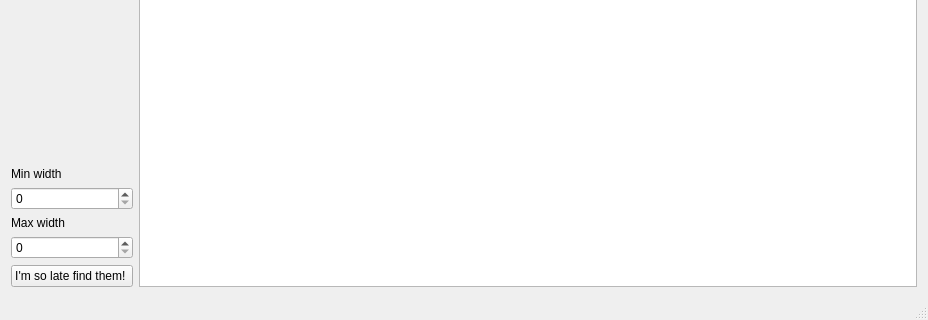
mvonthron/find-peaks, file mainwindow.ui: the form before one commit; both pictures show x 0 to 928 and y 170 to 490 of the 928 by 490 pixel window.
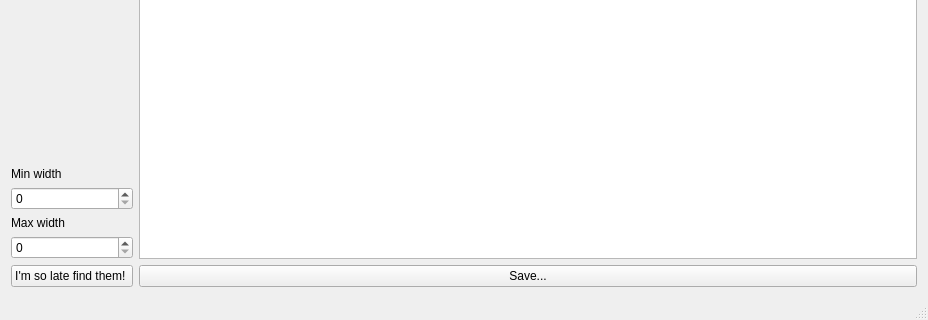
The form after the commit.

```diff
--- a/mainwindow.ui
+++ b/mainwindow.ui
@@ -70,7 +70,34 @@
      <layout class="QHBoxLayout" name="canvasLayout"/>
     </item>
     <item>
-     <widget class="QTextEdit" name="peaksText"/>
+     <layout class="QVBoxLayout" name="rightLayout">
+      <property name="sizeConstraint">
+       <enum>QLayout::SetDefaultConstraint</enum>
+      </property>
+      <item>
+       <widget class="QPlainTextEdit" name="peaksText">
+        <property name="sizePolicy">
+         <sizepolicy hsizetype="Expanding" vsizetype="Minimum">
+          <horstretch>200</horstretch>
+          <verstretch>0</verstretch>
+         </sizepolicy>
+        </property>
+        <property name="minimumSize">
+         <size>
+          <width>200</width>
+          <height>0</height>
+         </size>
+        </property>
+       </widget>
+      </item>
+      <item>
+       <widget class="QPushButton" name="saveButton">
+        <property name="text">
+         <string>Save...</string>
+        </property>
+       </widget>
+      </item>
+     </layout>
     </item>
    </layout>
   </widget>
```
Left out of the diff: 9 changed lines with no effect on the pictures.
